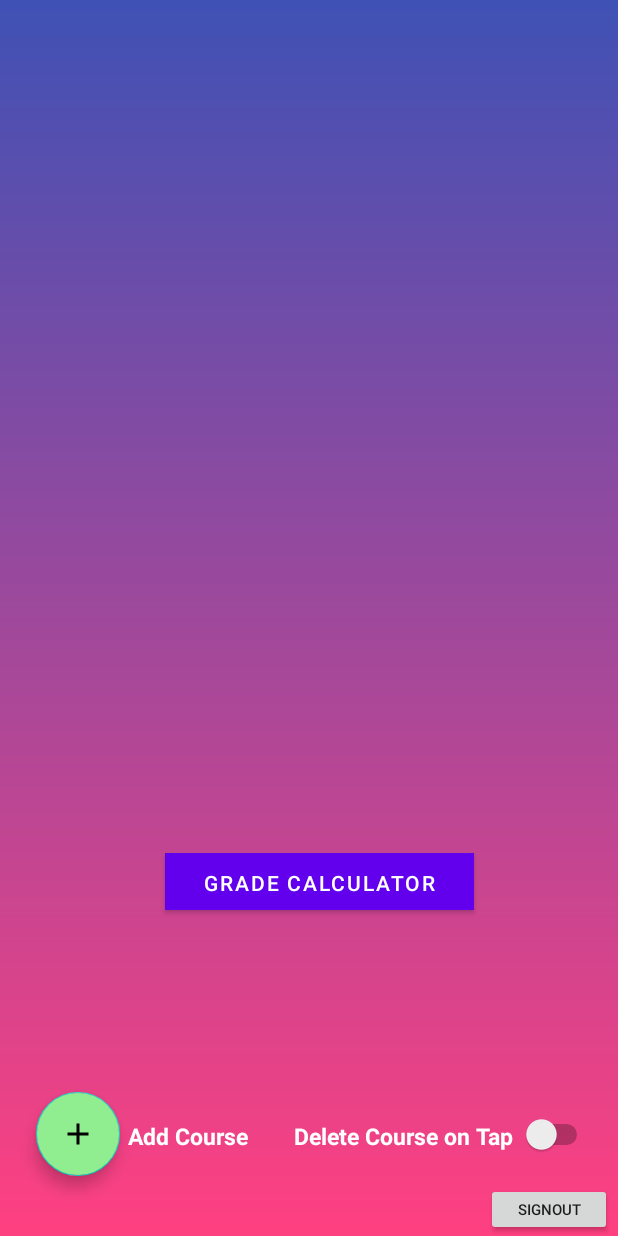
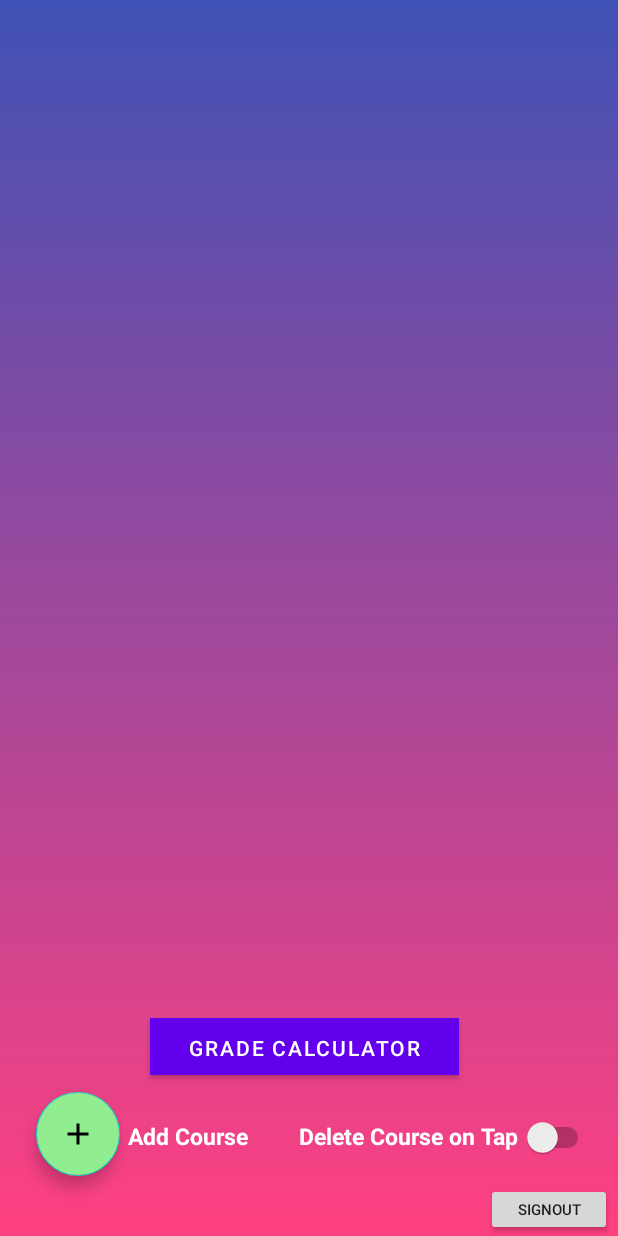
Before and after one commit to aleksandarMilos/FinalProject, an Android app: the layout activity_second_course.xml on its own in the app's theme, with its tools: preview values and no code run, on a phone screen of 412 x 824 dp. Run offline under Robolectric (Android 15) with nearby library versions, the phone set to English and light mode, and no system bars.

Commit message:
Fixed some things with the TodoList, also linked it to the SecondActivityCourse via clicking on a course. Still need to implement database connectivity (Specific course to its unique todolist)

```diff
--- a/app/src/main/AndroidManifest.xml
+++ b/app/src/main/AndroidManifest.xml
@@ -19,7 +19,7 @@
         <activity
             android:name=".MainActivity"
             android:exported="true"
-            android:label="Smart Link">
+            android:label="Smart Link" >
             <intent-filter>
                 <action android:name="android.intent.action.MAIN" />
 
@@ -33,6 +33,8 @@
             android:name=".ToDoList"
             android:exported="true"
             android:label="Todo List" />
+
+
     </application>
 
 </manifest>
--- a/app/src/main/res/layout/activity_second_course.xml
+++ b/app/src/main/res/layout/activity_second_course.xml
@@ -25,15 +25,14 @@
         android:id="@+id/deleteSwitchTextView"
         android:layout_width="wrap_content"
         android:layout_height="wrap_content"
-        android:layout_marginStart="112dp"
+        android:layout_marginStart="115dp"
         android:layout_marginBottom="56dp"
         android:text="Delete Course on Tap"
         android:textColor="@color/white"
         android:textSize="15dp"
         android:textStyle="bold"
         app:layout_constraintBottom_toBottomOf="parent"
-        app:layout_constraintStart_toStartOf="@+id/newCourseTextView"
-        tools:layout_editor_absoluteY="526dp" />
+        app:layout_constraintStart_toStartOf="@+id/newCourseTextView" />
 
     <com.google.android.material.floatingactionbutton.FloatingActionButton
         android:id="@+id/addCourseBtn"
@@ -63,6 +62,7 @@
         android:layout_width="wrap_content"
         android:layout_height="wrap_content"
         android:layout_marginEnd="7dp"
+        android:layout_marginBottom="3dp"
         android:shadowColor="#FFFFFF"
         android:textColor="@color/black"
         android:textSize="20dp"
@@ -83,8 +83,8 @@
         android:id="@+id/deleteSwitch"
         android:layout_width="51dp"
         android:layout_height="36dp"
-        android:layout_marginStart="148dp"
-        android:layout_marginBottom="50dp"
+        android:layout_marginStart="145dp"
+        android:layout_marginBottom="48dp"
 
         app:layout_constraintBottom_toBottomOf="parent"
         app:layout_constraintStart_toStartOf="@+id/deleteSwitchTextView" />
@@ -93,7 +93,7 @@
         android:id="@+id/calculator"
         android:layout_width="206dp"
         android:layout_height="38dp"
-        android:layout_marginStart="110dp"
+        android:layout_marginStart="100dp"
         android:layout_marginTop="458dp"
         android:layout_marginBottom="107dp"
         android:background="@color/Chartreuse"
@@ -102,7 +102,8 @@
         android:text="grade calculator"
         app:layout_constraintBottom_toBottomOf="parent"
         app:layout_constraintStart_toStartOf="parent"
-        app:layout_constraintTop_toTopOf="parent" />
+        app:layout_constraintTop_toTopOf="parent"
+        app:layout_constraintVertical_bias="1.0" />
 
 
 </androidx.constraintlayout.widget.ConstraintLayout>
--- a/app/src/main/res/layout/todolist.xml
+++ b/app/src/main/res/layout/todolist.xml
@@ -29,7 +29,7 @@
             android:id="@+id/date_input"
             android:layout_width="match_parent"
             android:layout_height="wrap_content"
-            android:hint="Date (YYYY/MM/DD)" />
+            android:hint="Date (YYYY-MM-DD)" />
 
         <Button
             android:id="@+id/date_button"
```
Also changed, not shown: app/src/main/java/com/example/finalproject/SecondActivityCourse.java (+7 -4 lines), app/src/main/java/com/example/finalproject/ToDoList.java (+49 -9 lines).
